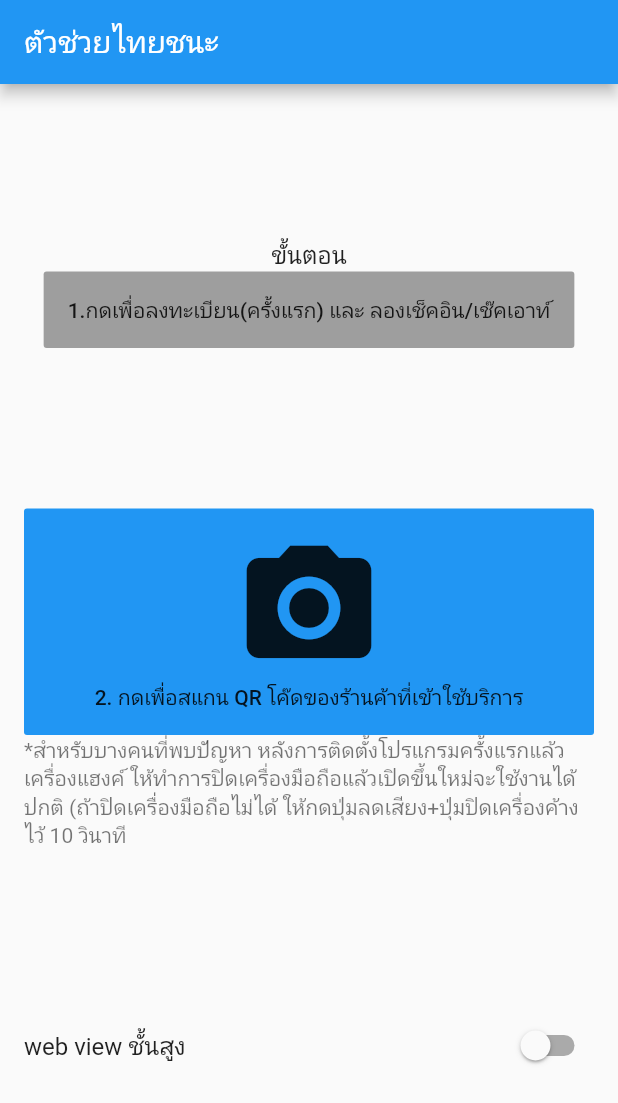
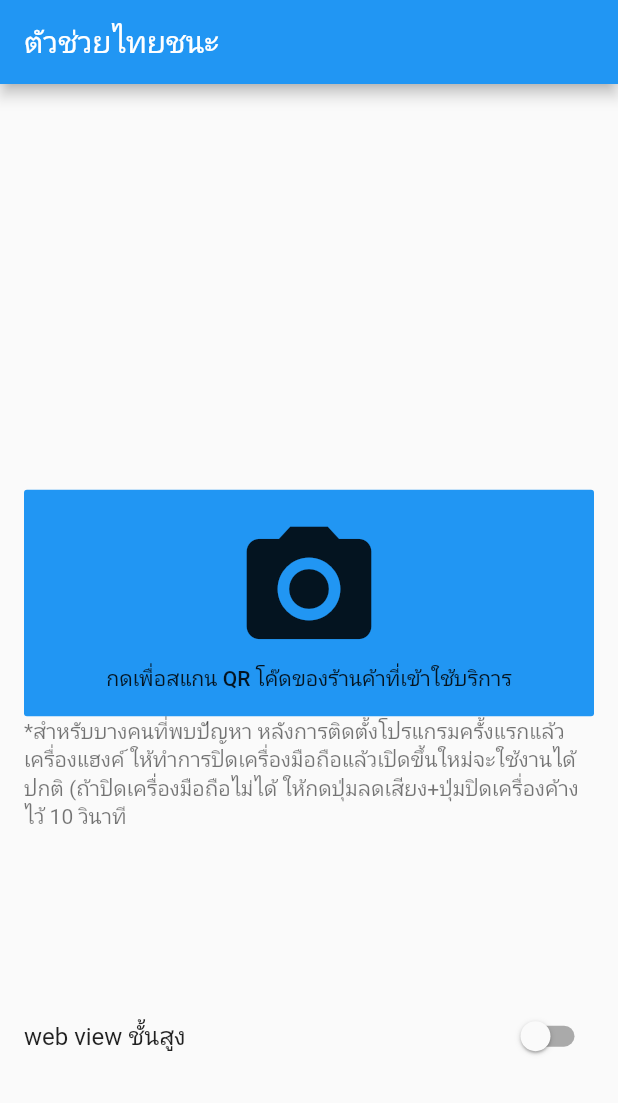
Before and after one commit to chartchuo/thaichana_helper, a Flutter app: the screen it shows after launch, on a phone screen of 412 x 824 dp. Shown: the top 1103 px of the screen. Run offline on Flutter 3.47's test engine with Material 2 defaults, Android fonts, the phone set to English and light mode, and no system bars; our stand-ins replace permission_handler, shared_preferences, webview_flutter; missing offline and left inert: flutter_qr_reader, flutter_webview_plugin.

Commit message:
remove test button

```diff
--- a/lib/main.dart
+++ b/lib/main.dart
@@ -68,18 +68,18 @@ class _HomePageState extends State<HomePage> {
             ListTile(
               title: Column(
                 children: <Widget>[
-                  Text("ขั้นตอน"),
-                  FlatButton(
-                    padding: EdgeInsets.all(16),
-                    onPressed: () async {
-                      await Navigator.pushNamed(context, webviewRoute,
-                          arguments: ScanedUrl(
-                              'https://qr.thaichana.com/?appId=0001&shopId=S0000000003'));
-                    },
-                    child: Text(
-                        "1.กดเพื่อลงทะเบียน(ครั้งแรก) และ ลองเช็คอิน/เช๊คเอาท์"),
-                    color: Colors.grey,
-                  ),
+                  // Text("ขั้นตอน"),
+                  // FlatButton(
+                  //   padding: EdgeInsets.all(16),
+                  //   onPressed: () async {
+                  //     await Navigator.pushNamed(context, webviewRoute,
+                  //         arguments: ScanedUrl(
+                  //             'https://qr.thaichana.com/?appId=0001&shopId=S0000000003'));
+                  //   },
+                  //   child: Text(
+                  //       "1.กดเพื่อลงทะเบียน(ครั้งแรก) และ ลองเช็คอิน/เช๊คเอาท์"),
+                  //   color: Colors.grey,
+                  // ),
                 ],
               ),
             ),
@@ -108,7 +108,7 @@ class _HomePageState extends State<HomePage> {
                       Icons.photo_camera,
                       size: 100,
                     ),
-                    Text('2. กดเพื่อสแกน QR โค๊ดของร้านค้าที่เข้าใช้บริการ')
+                    Text('กดเพื่อสแกน QR โค๊ดของร้านค้าที่เข้าใช้บริการ')
                   ],
                 ),
                 color: Colors.blue,
--- a/lib/webview2.dart
+++ b/lib/webview2.dart
@@ -13,7 +13,7 @@ class _WebState extends State<WebviewNorm> {
     final ScanedUrl args = ModalRoute.of(context).settings.arguments;
     return WebviewScaffold(
       appBar: AppBar(
-        title: const Text('WebView (Backup)'),
+        title: const Text('WebView'),
       ),
       url: args.url,
     );
```
Also changed, not shown: pubspec.lock.
